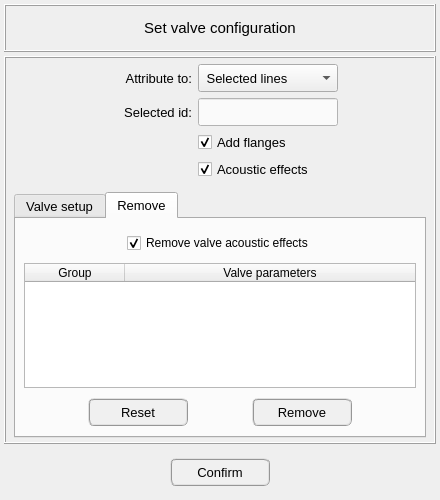
open-pulse/OpenPulse, file pulse/interface/data/ui_files/model/setup/structural/set_valve_input.ui: the form before one commit.
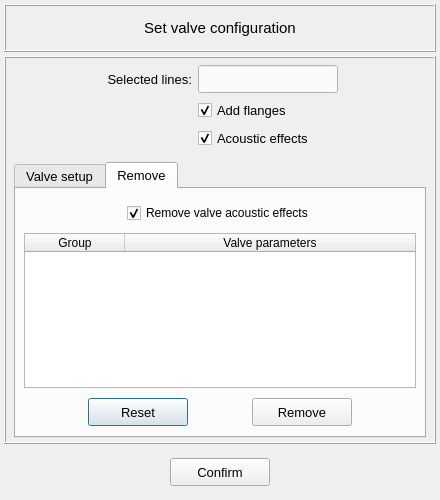
The form after the commit. The open tabs and pages were chosen to show the change.

Commit message: Change 'Entity' to 'ModelLines'

```diff
--- a/pulse/interface/data/ui_files/model/setup/structural/set_valve_input.ui
+++ b/pulse/interface/data/ui_files/model/setup/structural/set_valve_input.ui
@@ -962,10 +962,7 @@
                    </font>
                   </property>
                   <property name="styleSheet">
-                   <string notr="true">QPushButton{border-radius: 6px; border-color: rgb(150, 150, 150); border-style: ridge; border-width: 2px; color: rgb(0, 0, 0); background-color: rgb(240, 240, 240)}
-QPushButton:hover{border-radius: 6px; border-color: rgb(0, 170, 255); border-style: ridge; border-width: 2px; color: rgb(0, 0, 0); background-color: rgba(174, 213, 255, 100)}
-QPushButton:pressed{border-radius: 6px; border-color: rgb(0, 170, 255); border-style: ridge; border-width: 2px; color: rgb(0, 0, 0); background-color: rgb(174, 213, 255)}
-QPushButton:disabled{border-radius: 6px; border-color: rgb(150, 150, 150); border-style: ridge; border-width: 0px; color: rgb(150,150, 150); background-color: rgb(220, 220, 220)}</string>
+                   <string notr="true"/>
                   </property>
                   <property name="text">
                    <string>Reset</string>
@@ -995,10 +992,7 @@
                    </font>
                   </property>
                   <property name="styleSheet">
-                   <string notr="true">QPushButton{border-radius: 6px; border-color: rgb(150, 150, 150); border-style: ridge; border-width: 2px; color: rgb(0, 0, 0); background-color: rgb(240, 240, 240)}
-QPushButton:hover{border-radius: 6px; border-color: rgb(0, 170, 255); border-style: ridge; border-width: 2px; color: rgb(0, 0, 0); background-color: rgba(174, 213, 255, 100)}
-QPushButton:pressed{border-radius: 6px; border-color: rgb(0, 170, 255); border-style: ridge; border-width: 2px; color: rgb(0, 0, 0); background-color: rgb(174, 213, 255)}
-QPushButton:disabled{border-radius: 6px; border-color: rgb(150, 150, 150); border-style: ridge; border-width: 0px; color: rgb(150,150, 150); background-color: rgb(220, 220, 220)}</string>
+                   <string notr="true"/>
                   </property>
                   <property name="text">
                    <string>Remove</string>
@@ -1103,7 +1097,7 @@
         <property name="minimumSize">
          <size>
           <width>0</width>
-          <height>130</height>
+          <height>100</height>
          </size>
         </property>
         <property name="maximumSize">
@@ -1118,7 +1112,7 @@
         <property name="frameShadow">
          <enum>QFrame::Raised</enum>
         </property>
-        <layout class="QGridLayout" name="gridLayout_30" rowstretch="0,0,0,0">
+        <layout class="QGridLayout" name="gridLayout_30" rowstretch="0,0,0">
          <property name="leftMargin">
           <number>4</number>
          </property>
@@ -1137,7 +1131,7 @@
          <property name="verticalSpacing">
           <number>4</number>
          </property>
-         <item row="3" column="2">
+         <item row="2" column="2">
           <widget class="QCheckBox" name="checkBox_enable_acoustic_effects">
            <property name="minimumSize">
             <size>
@@ -1176,65 +1170,20 @@
            </property>
           </widget>
          </item>
+         <item row="0" column="3">
+          <spacer name="horizontalSpacer_7">
+           <property name="orientation">
+            <enum>Qt::Horizontal</enum>
+           </property>
+           <property name="sizeHint" stdset="0">
+            <size>
+             <width>40</width>
+             <height>20</height>
+            </size>
+           </property>
+          </spacer>
+         </item>
          <item row="0" column="1">
-          <widget class="QLabel" name="label_attribute_to">
-           <property name="minimumSize">
-            <size>
-             <width>90</width>
-             <height>28</height>
-            </size>
-           </property>
-           <property name="maximumSize">
-            <size>
-             <width>90</width>
-             <height>28</height>
-            </size>
-           </property>
-           <property name="font">
-            <font>
-             <pointsize>10</pointsize>
-            </font>
-           </property>
-           <property name="text">
-            <string>Attribute to:</string>
-           </property>
-           <property name="alignment">
-            <set>Qt::AlignRight|Qt::AlignTrailing|Qt::AlignVCenter</set>
-           </property>
-          </widget>
-         </item>
-         <item row="0" column="2">
-          <widget class="QComboBox" name="comboBox_selection">
-           <property name="minimumSize">
-            <size>
-             <width>140</width>
-             <height>28</height>
-            </size>
-           </property>
-           <property name="maximumSize">
-            <size>
-             <width>140</width>
-             <height>28</height>
-            </size>
-           </property>
-           <property name="font">
-            <font>
-             <pointsize>10</pointsize>
-            </font>
-           </property>
-           <item>
-            <property name="text">
-             <string> Selected lines</string>
-            </property>
-           </item>
-           <item>
-            <property name="text">
-             <string> Center elements</string>
-            </property>
-           </item>
-          </widget>
-         </item>
-         <item row="1" column="1">
           <widget class="QLabel" name="label_selected_id">
            <property name="minimumSize">
             <size>
@@ -1256,15 +1205,15 @@
             </font>
            </property>
            <property name="text">
-            <string>Selected id:</string>
+            <string>Selected lines:</string>
            </property>
            <property name="alignment">
             <set>Qt::AlignRight|Qt::AlignTrailing|Qt::AlignVCenter</set>
            </property>
           </widget>
          </item>
-         <item row="1" column="3">
-          <spacer name="horizontalSpacer_7">
+         <item row="0" column="0">
+          <spacer name="horizontalSpacer_8">
            <property name="orientation">
             <enum>Qt::Horizontal</enum>
            </property>
@@ -1276,46 +1225,7 @@
            </property>
           </spacer>
          </item>
-         <item row="2" column="2">
-          <widget class="QCheckBox" name="checkBox_add_flanges_to_the_valve">
-           <property name="minimumSize">
-            <size>
-             <width>140</width>
-             <height>0</height>
-            </size>
-           </property>
-           <property name="maximumSize">
-            <size>
-             <width>140</width>
-             <height>16777215</height>
-            </size>
-           </property>
-           <property name="font">
-            <font>
-             <pointsize>10</pointsize>
-            </font>
-           </property>
-           <property name="toolTip">
-            <string>&lt;html&gt;&lt;head/&gt;&lt;body&gt;&lt;p&gt;Add flanges to the valve&lt;/p&gt;&lt;/body&gt;&lt;/html&gt;</string>
-           </property>
-           <property name="text">
-            <string>Add flanges</string>
-           </property>
-           <property name="iconSize">
-            <size>
-             <width>16</width>
-             <height>16</height>
-            </size>
-           </property>
-           <property name="checked">
-            <bool>true</bool>
-           </property>
-           <property name="tristate">
-            <bool>false</bool>
-           </property>
-          </widget>
-         </item>
-         <item row="1" column="2">
+         <item row="0" column="2">
           <widget class="QLineEdit" name="lineEdit_selected_id">
            <property name="minimumSize">
             <size>
@@ -1350,18 +1260,44 @@
            </property>
           </widget>
          </item>
-         <item row="1" column="0">
-          <spacer name="horizontalSpacer_8">
-           <property name="orientation">
-            <enum>Qt::Horizontal</enum>
+         <item row="1" column="2">
+          <widget class="QCheckBox" name="checkBox_add_flanges_to_the_valve">
+           <property name="minimumSize">
+            <size>
+             <width>140</width>
+             <height>0</height>
+            </size>
            </property>
-           <property name="sizeHint" stdset="0">
+           <property name="maximumSize">
             <size>
-             <width>40</width>
-             <height>20</height>
+             <width>140</width>
+             <height>16777215</height>
             </size>
            </property>
-          </spacer>
+           <property name="font">
+            <font>
+             <pointsize>10</pointsize>
+            </font>
+           </property>
+           <property name="toolTip">
+            <string>&lt;html&gt;&lt;head/&gt;&lt;body&gt;&lt;p&gt;Add flanges to the valve&lt;/p&gt;&lt;/body&gt;&lt;/html&gt;</string>
+           </property>
+           <property name="text">
+            <string>Add flanges</string>
+           </property>
+           <property name="iconSize">
+            <size>
+             <width>16</width>
+             <height>16</height>
+            </size>
+           </property>
+           <property name="checked">
+            <bool>true</bool>
+           </property>
+           <property name="tristate">
+            <bool>false</bool>
+           </property>
+          </widget>
          </item>
         </layout>
        </widget>
@@ -1485,10 +1421,7 @@
          </font>
         </property>
         <property name="styleSheet">
-         <string notr="true">QPushButton{border-radius: 6px; border-color: rgb(150, 150, 150); border-style: ridge; border-width: 2px; color: rgb(0, 0, 0); background-color: rgb(240, 240, 240)}
-QPushButton:hover{border-radius: 6px; border-color: rgb(0, 170, 255); border-style: ridge; border-width: 2px; color: rgb(0, 0, 0); background-color: rgba(174, 213, 255, 100)}
-QPushButton:pressed{border-radius: 6px; border-color: rgb(0, 170, 255); border-style: ridge; border-width: 2px; color: rgb(0, 0, 0); background-color: rgb(174, 213, 255)}
-QPushButton:disabled{border-radius: 6px; border-color: rgb(150, 150, 150); border-style: ridge; border-width: 0px; color: rgb(150,150, 150); background-color: rgb(220, 220, 220)}</string>
+         <string notr="true"/>
         </property>
         <property name="text">
          <string>Confirm</string>
```
The commit also changes 49 other files.
